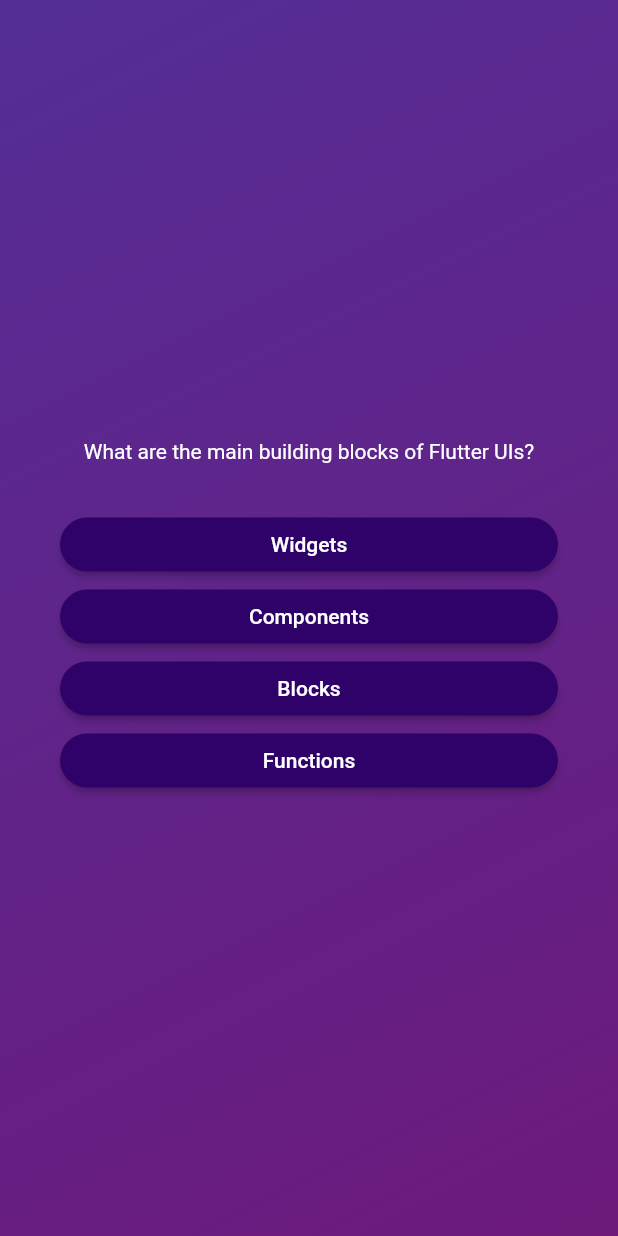
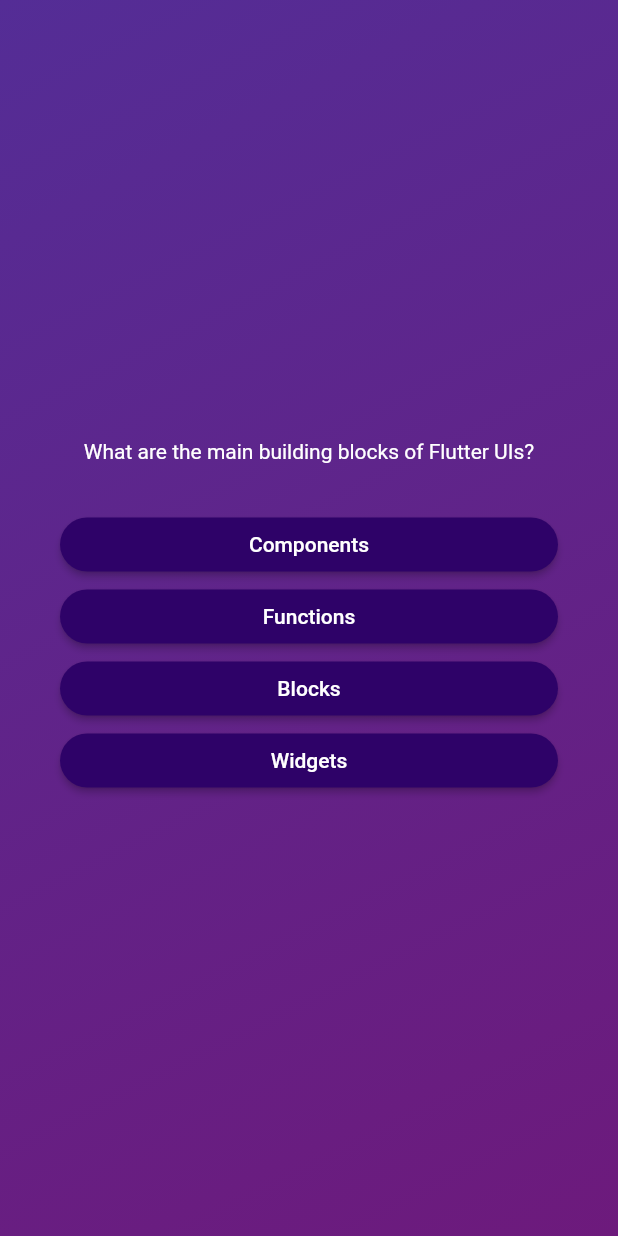
Before and after one commit to stayros130/Flutter_training, a Flutter app: the screen it shows after launch, after a tap on "Start Quiz", on a phone screen of 412 x 824 dp. Run offline on Flutter 3.47's test engine with Material 2 defaults, Android fonts, the phone set to English and light mode, and no system bars.

Commit message:
Can now answer all the questions till get an error

```diff
--- a/adv_basics_s/lib/models/answer_button.dart
+++ b/adv_basics_s/lib/models/answer_button.dart
@@ -16,7 +16,8 @@ class AnswerButton extends StatelessWidget {
               foregroundColor: Colors.white,
               shape: RoundedRectangleBorder(borderRadius: BorderRadius.circular(40))
             ),
-            child: Text(answerText),
+            child: Text(answerText, textAlign: TextAlign.center,
+            ),
           );
   }
 }
--- a/adv_basics_s/lib/models/quiz_questions.dart
+++ b/adv_basics_s/lib/models/quiz_questions.dart
@@ -3,4 +3,10 @@ class QuizQuestion {
 
   final String text;
   final List<String> answers;
+
+  List<String> getShuffledAnswers() {
+    final shuffledList = List.of(answers);
+    shuffledList.shuffle();
+    return shuffledList;
+  }
 }
--- a/adv_basics_s/lib/questions_screen.dart
+++ b/adv_basics_s/lib/questions_screen.dart
@@ -12,9 +12,17 @@ class QuestionsScreen extends StatefulWidget{
 }
 
 class _QuestionsScreenState extends State<QuestionsScreen> {
+  var currentQuestionIndex = 0;
+
+  answerQuestion() {
+    setState(() {
+      currentQuestionIndex++;
+    });
+  }
+
   @override
   Widget build(context) {
-    final currentQuestion = questions[0];
+    final currentQuestion = questions[currentQuestionIndex];
 
     return SizedBox(
       width: double.infinity,
@@ -32,8 +40,8 @@ class _QuestionsScreenState extends State<QuestionsScreen> {
             textAlign: TextAlign.center,
           ),
           const SizedBox(height: 30,),
-          ...currentQuestion.answers.map((answer) {
-            return AnswerButton(answer , () { });
+          ...currentQuestion.getShuffledAnswers().map((answer) {
+            return AnswerButton(answer , answerQuestion,);
           }),
           ],
         ),
```
